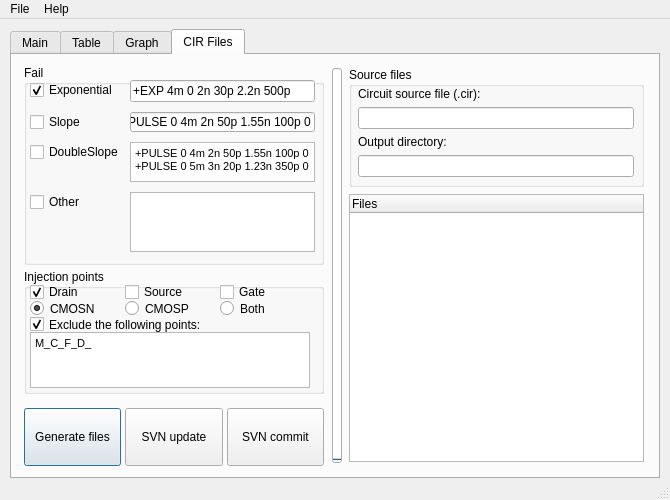
The window that Resources/Tools/Simulation_analyzer/ui/simulation_analyzer.ui (ginotkj/fiocs) describes before a commit, drawn with Qt 5.
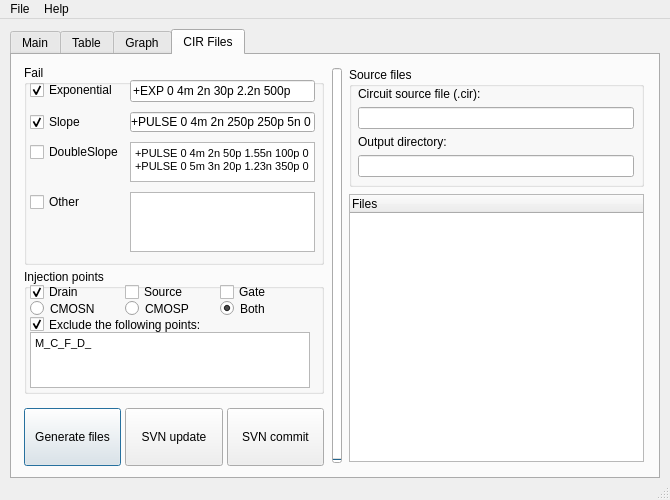
The same window after the commit. The open tabs and pages were chosen to show the change. Icons and pictures are not drawn.

What changed in the file:
```diff
--- a/Resources/Tools/Simulation_analyzer/ui/simulation_analyzer.ui
+++ b/Resources/Tools/Simulation_analyzer/ui/simulation_analyzer.ui
@@ -638,6 +638,9 @@
                <property name="text">
                 <string>Slope</string>
                </property>
+               <property name="checked">
+                <bool>true</bool>
+               </property>
               </widget>
              </item>
              <item row="2" column="0">
@@ -666,7 +669,7 @@
                 </sizepolicy>
                </property>
                <property name="text">
-                <string>+EXP 4m 0 2n 30p 2.2n 500p</string>
+                <string>+EXP 0 4m 2n 30p 2.2n 500p</string>
                </property>
                <property name="dragEnabled">
                 <bool>true</bool>
@@ -688,7 +691,7 @@
                 </size>
                </property>
                <property name="text">
-                <string>+PULSE 0 4m 2n 50p 1.55n 100p 0</string>
+                <string>+PULSE 0 4m 2n 250p 250p 5n 0</string>
                </property>
                <property name="dragEnabled">
                 <bool>true</bool>
@@ -883,7 +886,7 @@
                   <string>CMOSN</string>
                  </property>
                  <property name="checked">
-                  <bool>true</bool>
+                  <bool>false</bool>
                  </property>
                 </widget>
                </item>
@@ -935,6 +938,9 @@
                  <property name="text">
                   <string>Both</string>
                  </property>
+                 <property name="checked">
+                  <bool>true</bool>
+                 </property>
                 </widget>
                </item>
               </layout>
```
